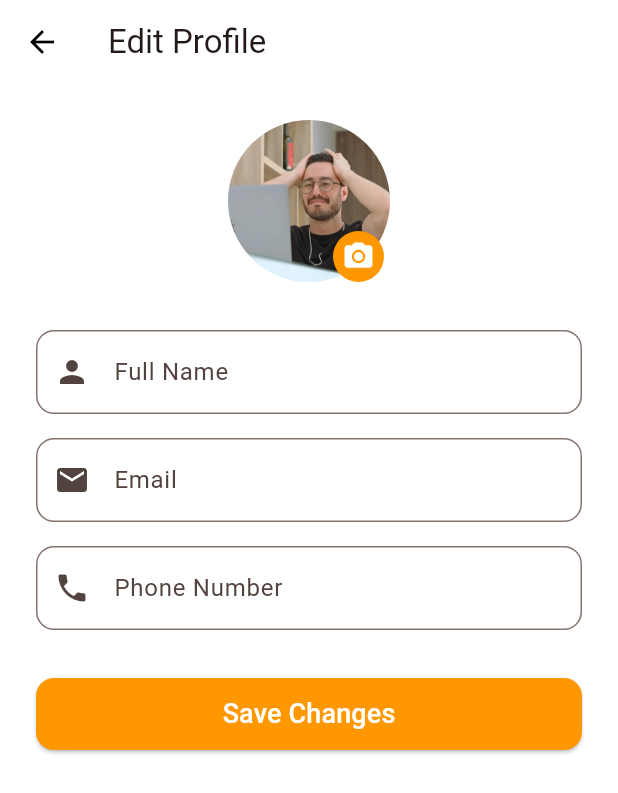
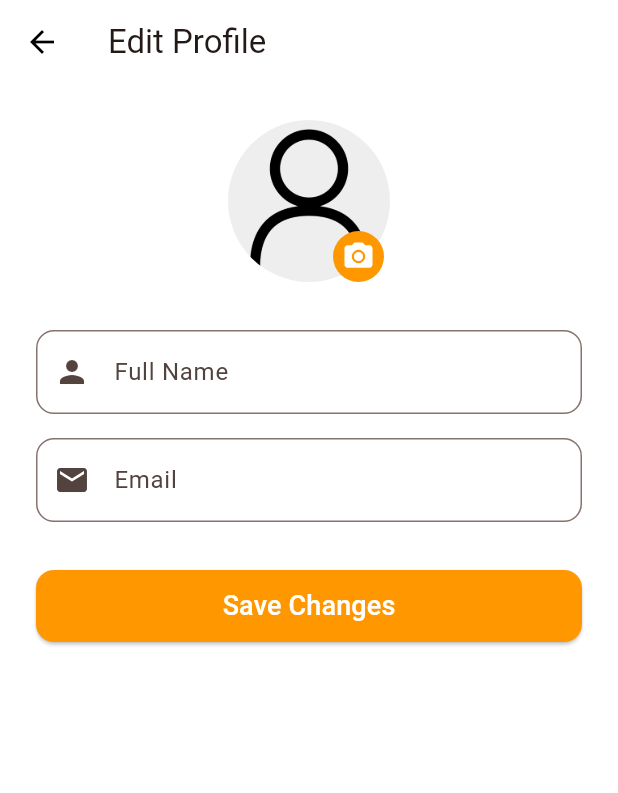
Before and after one commit to Hkkhang123/BurgerKing, a Flutter app: the EditProfileScreen screen opened directly, on a phone screen of 412 x 824 dp. Shown: the top 793 px of the screen. Run offline on Flutter 3.47's test engine with Material 3 defaults, Android fonts, the phone set to English and light mode, and no system bars; our stand-ins replace firebase_auth, firebase_core, flutter_rating_bar, get, get_storage, google_fonts and 4 more; missing offline and left inert: android_intent_plus; accounts and stored records are empty; network calls fail.

Commit message:
fix update profile 3

```diff
--- a/frontend/lib/core/services/auth_controller.dart
+++ b/frontend/lib/core/services/auth_controller.dart
@@ -554,7 +554,6 @@ class AuthController extends GetxController{
     required String? token,
     required String name,
     required String email,
-    required String phone,
     File? avatarFile,
   }) async {
     try {
@@ -565,7 +564,6 @@ class AuthController extends GetxController{
       request.headers['Authorization'] = 'Bearer $token';
       request.fields['name'] = name;
       request.fields['email'] = email;
-      request.fields['phone'] = phone;
       if (avatarFile != null) {
         request.files.add(
           await http.MultipartFile.fromPath('avatar', avatarFile.path),
--- a/frontend/lib/features/auth/edit_profile_screen.dart
+++ b/frontend/lib/features/auth/edit_profile_screen.dart
@@ -1,7 +1,8 @@
 // Đảm bảo đã thêm vào pubspec.yaml:
-// dependencies:
-//   image_picker: ^1.0.4
-// và chạy: flutter pub get
+// flutter:
+//   assets:
+//     - assets/images/person.png
+// và copy file person.png vào frontend/assets/images/
 import 'package:flutter/material.dart';
 import 'package:get/get.dart';
 import 'package:image_picker/image_picker.dart';
@@ -16,7 +17,6 @@ class EditProfileScreen extends StatefulWidget {
 class _EditProfileScreenState extends State<EditProfileScreen> {
   final _nameController = TextEditingController();
   final _emailController = TextEditingController();
-  final _phoneController = TextEditingController();
   File? _avatarFile;
   String? _avatarUrl;
   bool _isLoading = false;
@@ -27,7 +27,6 @@ class _EditProfileScreenState extends State<EditProfileScreen> {
     final user = Get.find<AuthController>().getCurrentUser();
     _nameController.text = user?['name'] ?? '';
     _emailController.text = user?['email'] ?? '';
-    _phoneController.text = user?['phone'] ?? '';
     _avatarUrl = user?['image'];
   }
 
@@ -35,7 +34,6 @@ class _EditProfileScreenState extends State<EditProfileScreen> {
   void dispose() {
     _nameController.dispose();
     _emailController.dispose();
-    _phoneController.dispose();
     super.dispose();
   }
 
@@ -57,7 +55,6 @@ class _EditProfileScreenState extends State<EditProfileScreen> {
       token: token,
       name: _nameController.text,
       email: _emailController.text,
-      phone: _phoneController.text,
       avatarFile: _avatarFile,
     );
     setState(() => _isLoading = false);
@@ -89,7 +86,7 @@ class _EditProfileScreenState extends State<EditProfileScreen> {
                             ? FileImage(_avatarFile!)
                             : (_avatarUrl != null && _avatarUrl!.startsWith('http')
                                 ? NetworkImage(_avatarUrl!)
-                                : AssetImage('assets/images/avatar.jpg')) as ImageProvider,
+                                : AssetImage('assets/images/person.png')) as ImageProvider,
                       ),
                       Positioned(
                         bottom: 0,
@@ -126,16 +123,6 @@ class _EditProfileScreenState extends State<EditProfileScreen> {
                       border: OutlineInputBorder(borderRadius: BorderRadius.circular(12)),
                     ),
                   ),
-                  SizedBox(height: 16),
-                  TextField(
-                    controller: _phoneController,
-                    decoration: InputDecoration(
-                      labelText: 'Phone Number',
-                      prefixIcon: Icon(Icons.phone),
-                      border: OutlineInputBorder(borderRadius: BorderRadius.circular(12)),
-                    ),
-                    keyboardType: TextInputType.phone,
-                  ),
                   SizedBox(height: 32),
                   SizedBox(
                     width: double.infinity,
--- a/frontend/lib/main.dart
+++ b/frontend/lib/main.dart
@@ -4,6 +4,7 @@ import 'package:client/core/services/product_controller.dart';
 import 'package:client/core/services/cart_controller.dart';
 import 'package:client/core/services/review_controller.dart';
 import 'package:client/core/services/notification_controller.dart';
+import 'package:client/features/auth/edit_profile_screen.dart';
 import 'package:client/shared/themes/app_themes.dart';
 import 'package:client/features/home/splash_screen.dart';
 import 'package:client/features/auth/signin_screen.dart';
@@ -41,6 +42,7 @@ class MyApp extends StatelessWidget {
       home: SplashScreen(),
       getPages: [
         GetPage(name: '/signin', page: () => SigninScreen()),
+        GetPage(name: '/profile', page: () => EditProfileScreen()),
         // Thêm các route khác nếu cần
       ],
     );
--- a/frontend/pubspec.yaml
+++ b/frontend/pubspec.yaml
@@ -74,7 +74,7 @@ flutter:
 
   # To add assets to your application, add an assets section, like this:
   assets:
-    - assets/images/
+    - assets/images/person.png
     - assets/animations/
 
   # An image asset can refer to one or more resolution-specific "variants", see
```
Also changed, not shown: frontend/lib/features/auth/account_screen.dart (+5 -6 lines), frontend/assets/images/person.png (renamed from shared/person.png), 1 other file.
